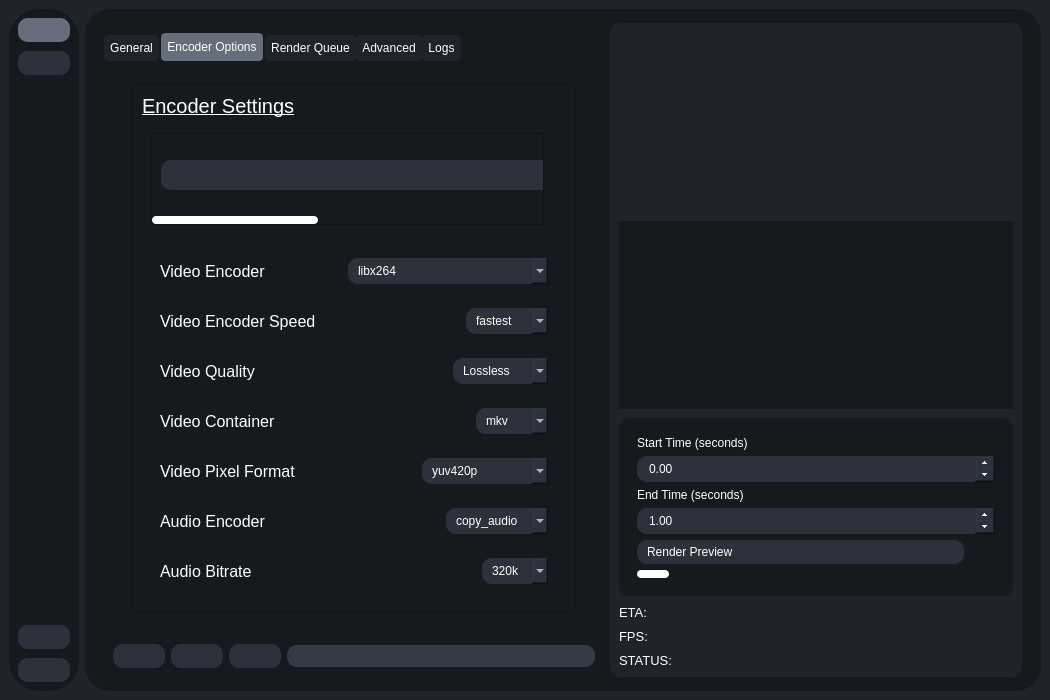
This is testRVEInterface.ui in TNTwise/REAL-Video-Enhancer as Qt 5 draws it before an edit. The edited form follows.
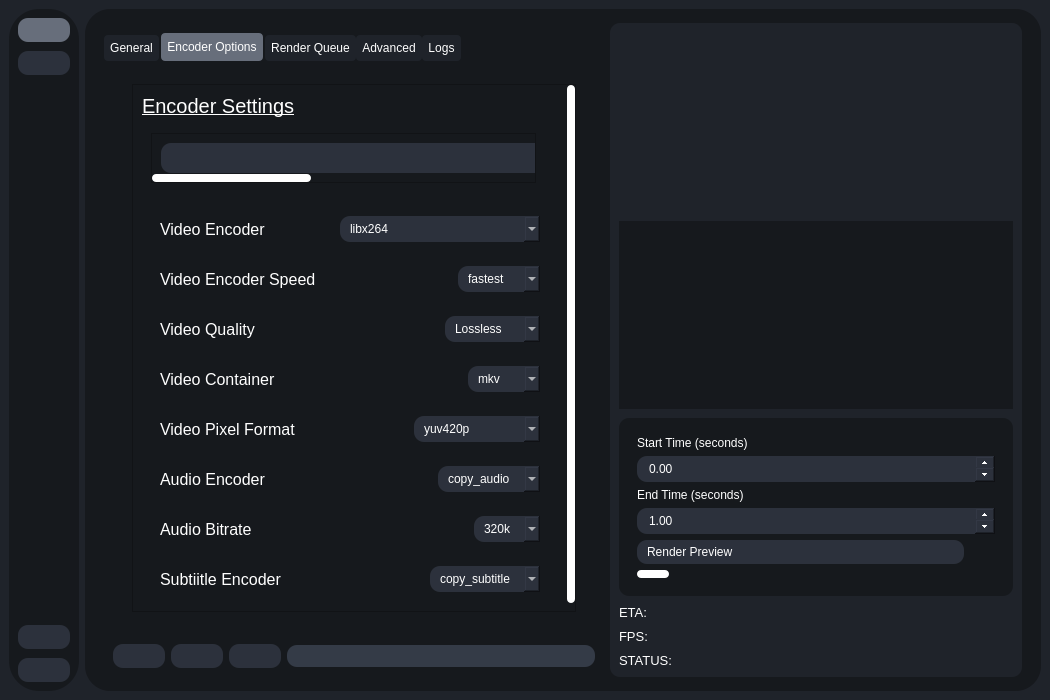
This is the edited form. The open tabs and pages were chosen to show the change. Icons and pictures are not drawn.

Commit message: re-add subtitle encoding optiions

The edit to the form file:
```diff
--- a/testRVEInterface.ui
+++ b/testRVEInterface.ui
@@ -2391,9 +2391,9 @@
                                  <property name="geometry">
                                   <rect>
                                    <x>0</x>
-                                   <y>0</y>
+                                   <y>-85</y>
                                    <width>453</width>
-                                   <height>520</height>
+                                   <height>575</height>
                                   </rect>
                                  </property>
                                  <layout class="QVBoxLayout" name="verticalLayout_40">
@@ -3175,6 +3175,89 @@
                                        </layout>
                                       </widget>
                                      </item>
+                                     <item>
+                                      <widget class="QWidget" name="widget_41" native="true">
+                                       <layout class="QHBoxLayout" name="horizontalLayout_41">
+                                        <item>
+                                         <widget class="QLabel" name="encoderLabel_11">
+                                          <property name="font">
+                                           <font>
+                                            <pointsize>12</pointsize>
+                                           </font>
+                                          </property>
+                                          <property name="text">
+                                           <string>Subtiitle Encoder</string>
+                                          </property>
+                                         </widget>
+                                        </item>
+                                        <item>
+                                         <spacer name="horizontalSpacer_35">
+                                          <property name="orientation">
+                                           <enum>Qt::Orientation::Horizontal</enum>
+                                          </property>
+                                          <property name="sizeHint" stdset="0">
+                                           <size>
+                                            <width>382</width>
+                                            <height>20</height>
+                                           </size>
+                                          </property>
+                                         </spacer>
+                                        </item>
+                                        <item>
+                                         <widget class="QLabel" name="label_59">
+                                          <property name="maximumSize">
+                                           <size>
+                                            <width>25</width>
+                                            <height>25</height>
+                                           </size>
+                                          </property>
+                                          <property name="toolTip">
+                                           <string>&lt;html&gt;&lt;head/&gt;&lt;body&gt;&lt;p&gt;&lt;span style=&quot; font-weight:700;&quot;&gt;Subtitle Encoder&lt;/span&gt;&lt;/p&gt;&lt;p&gt;- &lt;span style=&quot; font-weight:700;&quot;&gt;Recommended &lt;/span&gt;to use &lt;span style=&quot; font-weight:700;&quot;&gt;webvtt&lt;/span&gt; if the video container is &lt;span style=&quot; font-weight:700;&quot;&gt;not mkv, &lt;/span&gt;or if the output video has audio isses.&lt;/p&gt;&lt;p&gt;&lt;br/&gt;All encoders here are &lt;span style=&quot; font-weight:700;&quot;&gt;Text Only. &lt;/span&gt;If you are enhancing a &lt;span style=&quot; font-weight:700;&quot;&gt;DVD, &lt;/span&gt;use &lt;span style=&quot; font-weight:700;&quot;&gt;copy_subtitle&lt;/span&gt;.&lt;/p&gt;&lt;/body&gt;&lt;/html&gt;</string>
+                                          </property>
+                                          <property name="text">
+                                           <string/>
+                                          </property>
+                                          <property name="pixmap">
+                                           <pixmap resource="resources.qrc">:/icons/icons/info.svg</pixmap>
+                                          </property>
+                                          <property name="scaledContents">
+                                           <bool>true</bool>
+                                          </property>
+                                         </widget>
+                                        </item>
+                                        <item>
+                                         <widget class="QComboBox" name="subtitle_encoder">
+                                          <property name="minimumSize">
+                                           <size>
+                                            <width>0</width>
+                                            <height>0</height>
+                                           </size>
+                                          </property>
+                                          <item>
+                                           <property name="text">
+                                            <string>copy_subtitle</string>
+                                           </property>
+                                          </item>
+                                          <item>
+                                           <property name="text">
+                                            <string>ass</string>
+                                           </property>
+                                          </item>
+                                          <item>
+                                           <property name="text">
+                                            <string>srt</string>
+                                           </property>
+                                          </item>
+                                          <item>
+                                           <property name="text">
+                                            <string>webvtt</string>
+                                           </property>
+                                          </item>
+                                         </widget>
+                                        </item>
+                                       </layout>
+                                      </widget>
+                                     </item>
                                     </layout>
                                    </widget>
                                   </item>
```
Left out of the diff: 10 changed lines with no effect on the pictures. The commit also changes 3 other files.
